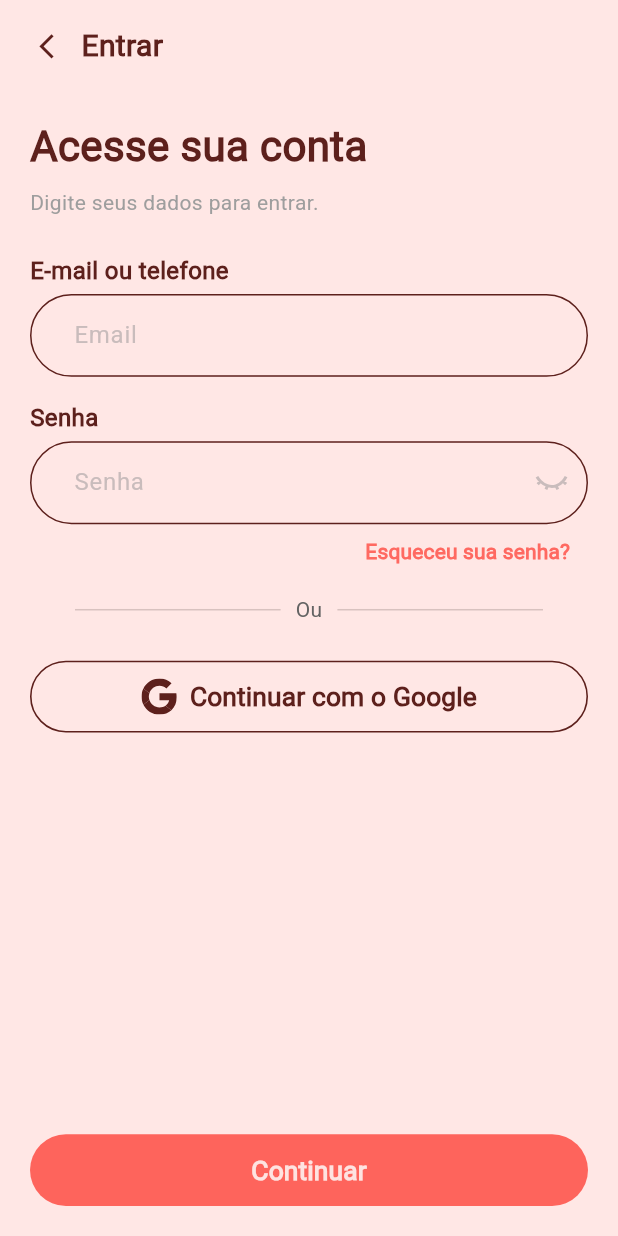
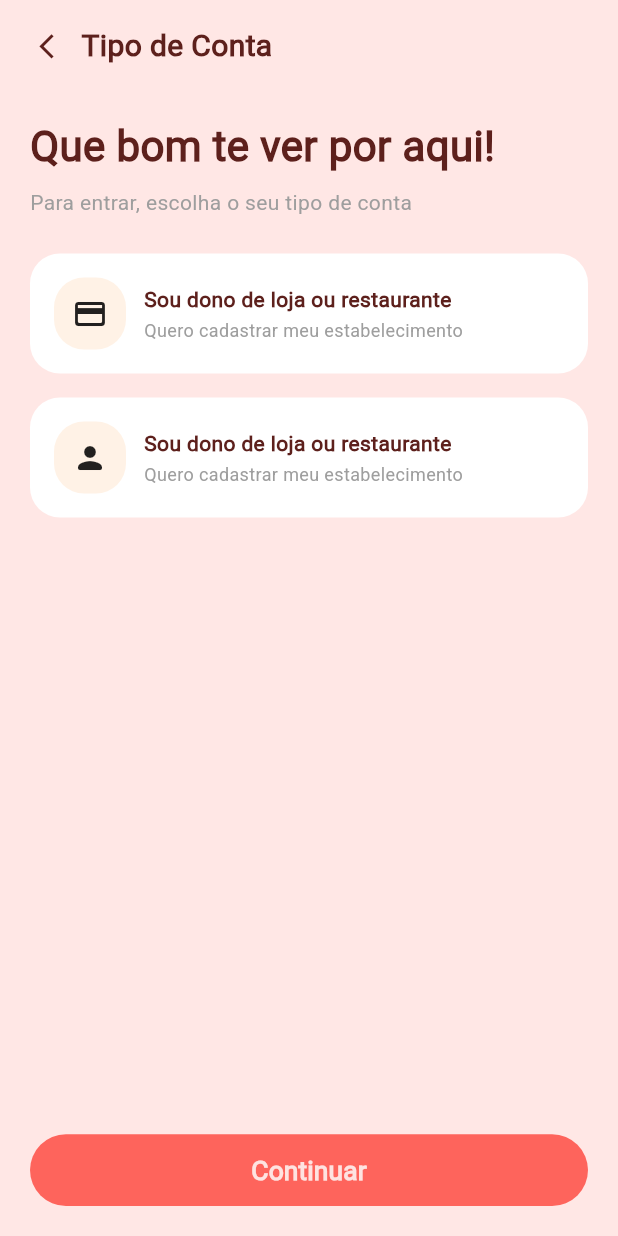
Before and after one commit to h3llsyn/Nhac-Lojas, a Flutter app: the screen it shows after launch, after a tap on "Já tenho uma conta · Entrar", on a phone screen of 412 x 824 dp. Run offline on Flutter 3.47's test engine with Material 3 defaults, Android fonts, the phone set to English and light mode, and no system bars; our stand-ins replace fl_chart, flutter_screenutil, flutter_svg, go_router.

Commit message:
começando tela de tipo de conta e ajustando rotas

```diff
--- /dev/null
+++ b/lib/pages/auth/tipo_conta.dart
@@ -0,0 +1,73 @@
+import 'package:flutter/material.dart';
+import 'package:flutter_svg/flutter_svg.dart';
+import 'package:go_router/go_router.dart';
+import 'package:nhac_lojas/components/back_arrow.dart';
+import 'package:nhac_lojas/components/button_nhac.dart';
+import 'package:nhac_lojas/components/container_card_design.dart';
+import 'package:nhac_lojas/components/container_nhac.dart';
+import 'package:nhac_lojas/components/nhac_input_field.dart';
+
+class TipoDeConta extends StatelessWidget {
+  const TipoDeConta({super.key});
+
+  @override
+  Widget build(BuildContext context) {
+    return Scaffold(
+      body: SafeArea(
+        child: Padding(
+          padding: const EdgeInsets.fromLTRB(20, 16, 20, 20),
+          child: Column(
+            crossAxisAlignment: CrossAxisAlignment.start,
+            children: [
+              Row(
+                children: [
+                  BackArrow(),
+                  const SizedBox(width: 12),
+                  const Text(
+                    'Tipo de Conta',
+                    style: TextStyle(fontSize: 20, fontWeight: FontWeight.bold),
+                  ),
+                ],
+              ),
+              const SizedBox(height: 32),
+              Text(
+                'Que bom te ver por aqui!',
+                style: TextStyle(fontSize: 28, fontWeight: FontWeight.bold),
+              ),
+              const SizedBox(height: 8),
+              Text(
+                'Para entrar, escolha o seu tipo de conta',
+                style: TextStyle(
+                  fontSize: 14,
+                  fontWeight: FontWeight.w500,
+                  color: Colors.grey,
+                ),
+              ),
+              const SizedBox(height: 24),
+              ContainerCardDesign(
+                children: ContainerNhac(
+                  icon: Icons.credit_card_rounded,
+                  informacao: 'Sou dono de loja ou restaurante',
+                  complemento: 'Quero cadastrar meu estabelecimento',
+                ),
+              ),
+              const SizedBox(height: 16),
+              ContainerCardDesign(
+                children: ContainerNhac(
+                  icon: Icons.person_rounded,
+                  informacao: 'Sou dono de loja ou restaurante',
+                  complemento: 'Quero cadastrar meu estabelecimento',
+                ),
+              ),
+              Spacer(),
+              ButtonNhac(
+                texto: 'Continuar',
+                onTap: () => context.go('/email'),
+              ),
+            ],
+          ),
+        ),
+      ),
+    );;
+  }
+}
--- a/lib/pages/bem-vindo.dart
+++ b/lib/pages/bem-vindo.dart
@@ -78,7 +78,7 @@ class BemVindo extends StatelessWidget {
                     child: ButtonNhac(
                       texto: 'Já tenho uma conta · Entrar',
                       isSecundario: true,
-                      onTap: () => context.push('/email'),
+                      onTap: () => context.push('/tipo-conta'),
                     ),
                   ),
                   SizedBox(height: 8),
--- a/lib/pages/order_details_page.dart
+++ b/lib/pages/order_details_page.dart
@@ -160,7 +160,7 @@ class OrderDetailsPage extends StatelessWidget {
               const SizedBox(height: 14),
               ContainerCardDesign(
                 children: ContainerNhac(
-                  icon: Icons.credit_card,
+                  icon: Icons.credit_card_rounded,
                   informacao: 'Online · Cartão de crédito',
                 ),
               ),
--- a/lib/routes/go_router.dart
+++ b/lib/routes/go_router.dart
@@ -4,6 +4,7 @@ import 'package:nhac_lojas/pages/auth/email_loja.dart';
 import 'package:nhac_lojas/pages/auth/link_recuperacao_senha.dart';
 import 'package:nhac_lojas/pages/auth/nova_senha.dart';
 import 'package:nhac_lojas/pages/auth/recuperar_senha.dart';
+import 'package:nhac_lojas/pages/auth/tipo_conta.dart';
 import 'package:nhac_lojas/pages/bem-vindo.dart';
 import 'package:nhac_lojas/pages/chat_open.dart';
 import 'package:nhac_lojas/pages/chat_page.dart';
@@ -46,6 +47,10 @@ final GoRouter appRouter = GoRouter(
       builder: (context, state) => const BemVindo(),
     ),
     GoRoute(
+      path: '/tipo-conta',
+      builder: (context, state) => const TipoDeConta(),
+    ),
+    GoRoute(
       path: '/email',
       builder: (context, state) => const EmailLoja(),
     ),
```
